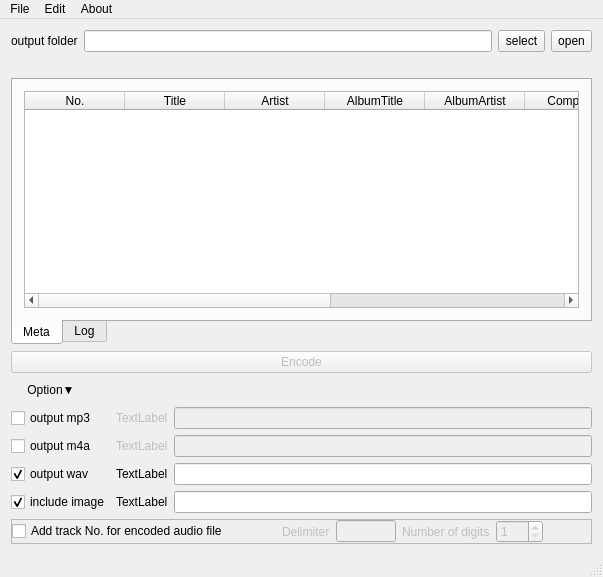
First picture: the form in MainWindow.ui, repository MUkoutyan/EncodeUtility, before the edit.
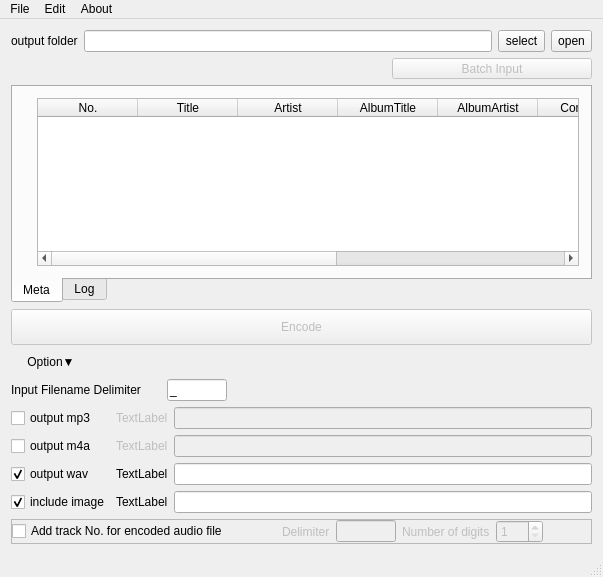
Second picture: the form after the edit.

Diff of the .ui file:
```diff
--- a/MainWindow.ui
+++ b/MainWindow.ui
@@ -21,8 +21,225 @@
   </property>
   <widget class="QWidget" name="centralWidget">
    <layout class="QGridLayout" name="gridLayout">
-    <item row="8" column="0">
-     <widget class="QFrame" name="frame">
+    <item row="7" column="0">
+     <layout class="QHBoxLayout" name="option_inputDelimt">
+      <item>
+       <widget class="QLabel" name="label_4">
+        <property name="minimumSize">
+         <size>
+          <width>150</width>
+          <height>0</height>
+         </size>
+        </property>
+        <property name="text">
+         <string>Input Filename Delimiter</string>
+        </property>
+       </widget>
+      </item>
+      <item>
+       <widget class="QLineEdit" name="filenameDelimiter">
+        <property name="minimumSize">
+         <size>
+          <width>32</width>
+          <height>0</height>
+         </size>
+        </property>
+        <property name="maximumSize">
+         <size>
+          <width>60</width>
+          <height>16777215</height>
+         </size>
+        </property>
+        <property name="text">
+         <string>_</string>
+        </property>
+        <property name="maxLength">
+         <number>4</number>
+        </property>
+       </widget>
+      </item>
+      <item>
+       <spacer name="horizontalSpacer_4">
+        <property name="orientation">
+         <enum>Qt::Horizontal</enum>
+        </property>
+        <property name="sizeHint" stdset="0">
+         <size>
+          <width>40</width>
+          <height>20</height>
+         </size>
+        </property>
+       </spacer>
+      </item>
+     </layout>
+    </item>
+    <item row="5" column="0">
+     <layout class="QHBoxLayout" name="option_buttonArea">
+      <item>
+       <widget class="QPushButton" name="expandOption">
+        <property name="autoFillBackground">
+         <bool>false</bool>
+        </property>
+        <property name="styleSheet">
+         <string notr="true">border-bottom-color: #eee;</string>
+        </property>
+        <property name="text">
+         <string>Option▼</string>
+        </property>
+        <property name="autoDefault">
+         <bool>false</bool>
+        </property>
+        <property name="default">
+         <bool>false</bool>
+        </property>
+        <property name="flat">
+         <bool>true</bool>
+        </property>
+       </widget>
+      </item>
+      <item>
+       <spacer name="horizontalSpacer">
+        <property name="orientation">
+         <enum>Qt::Horizontal</enum>
+        </property>
+        <property name="sizeHint" stdset="0">
+         <size>
+          <width>40</width>
+          <height>20</height>
+         </size>
+        </property>
+       </spacer>
+      </item>
+     </layout>
+    </item>
+    <item row="4" column="0">
+     <widget class="QPushButton" name="encodeButton">
+      <property name="enabled">
+       <bool>false</bool>
+      </property>
+      <property name="sizePolicy">
+       <sizepolicy hsizetype="Expanding" vsizetype="Fixed">
+        <horstretch>0</horstretch>
+        <verstretch>0</verstretch>
+       </sizepolicy>
+      </property>
+      <property name="minimumSize">
+       <size>
+        <width>0</width>
+        <height>36</height>
+       </size>
+      </property>
+      <property name="maximumSize">
+       <size>
+        <width>16777215</width>
+        <height>16777215</height>
+       </size>
+      </property>
+      <property name="text">
+       <string>Encode</string>
+      </property>
+     </widget>
+    </item>
+    <item row="10" column="0">
+     <layout class="QGridLayout" name="option_output">
+      <item row="11" column="0">
+       <widget class="QCheckBox" name="includeImage">
+        <property name="text">
+         <string>include image</string>
+        </property>
+        <property name="checked">
+         <bool>true</bool>
+        </property>
+       </widget>
+      </item>
+      <item row="5" column="2">
+       <widget class="QLineEdit" name="mp3OutputPath">
+        <property name="enabled">
+         <bool>false</bool>
+        </property>
+       </widget>
+      </item>
+      <item row="8" column="1">
+       <widget class="QLabel" name="baseFolder2">
+        <property name="enabled">
+         <bool>false</bool>
+        </property>
+        <property name="text">
+         <string>TextLabel</string>
+        </property>
+       </widget>
+      </item>
+      <item row="10" column="1">
+       <widget class="QLabel" name="baseFolder3">
+        <property name="text">
+         <string>TextLabel</string>
+        </property>
+       </widget>
+      </item>
+      <item row="5" column="1">
+       <widget class="QLabel" name="baseFolder1">
+        <property name="enabled">
+         <bool>false</bool>
+        </property>
+        <property name="text">
+         <string>TextLabel</string>
+        </property>
+       </widget>
+      </item>
+      <item row="11" column="2">
+       <widget class="QLineEdit" name="imageOutputPath"/>
+      </item>
+      <item row="10" column="0">
+       <widget class="QCheckBox" name="outputWav">
+        <property name="text">
+         <string>output wav</string>
+        </property>
+        <property name="checked">
+         <bool>true</bool>
+        </property>
+       </widget>
+      </item>
+      <item row="8" column="2">
+       <widget class="QLineEdit" name="m4aOutputPath">
+        <property name="enabled">
+         <bool>false</bool>
+        </property>
+       </widget>
+      </item>
+      <item row="10" column="2">
+       <widget class="QLineEdit" name="wavOutputPath"/>
+      </item>
+      <item row="5" column="0">
+       <widget class="QCheckBox" name="outputMp3">
+        <property name="text">
+         <string>output mp3</string>
+        </property>
+        <property name="checked">
+         <bool>false</bool>
+        </property>
+       </widget>
+      </item>
+      <item row="11" column="1">
+       <widget class="QLabel" name="baseFolder4">
+        <property name="text">
+         <string>TextLabel</string>
+        </property>
+       </widget>
+      </item>
+      <item row="8" column="0">
+       <widget class="QCheckBox" name="outputM4a">
+        <property name="text">
+         <string>output m4a</string>
+        </property>
+        <property name="checked">
+         <bool>false</bool>
+        </property>
+       </widget>
+      </item>
+     </layout>
+    </item>
+    <item row="11" column="0">
+     <widget class="QFrame" name="option_addTrackNo">
       <property name="enabled">
        <bool>true</bool>
       </property>
@@ -139,104 +356,6 @@
       </layout>
      </widget>
     </item>
-    <item row="3" column="0">
-     <widget class="QTabWidget" name="tabWidget">
-      <property name="tabPosition">
-       <enum>QTabWidget::South</enum>
-      </property>
-      <property name="tabShape">
-       <enum>QTabWidget::Rounded</enum>
-      </property>
-      <property name="currentIndex">
-       <number>0</number>
-      </property>
-      <property name="elideMode">
-       <enum>Qt::ElideNone</enum>
-      </property>
-      <widget class="QWidget" name="tab">
-       <attribute name="title">
-        <string>Meta</string>
-       </attribute>
-       <layout class="QGridLayout" name="gridLayout_3">
-        <item row="0" column="0">
-         <widget class="QTableWidget" name="tableWidget">
-          <property name="dragDropMode">
-           <enum>QAbstractItemView::DragOnly</enum>
-          </property>
-          <property name="alternatingRowColors">
-           <bool>true</bool>
-          </property>
-          <attribute name="horizontalHeaderStretchLastSection">
-           <bool>true</bool>
-          </attribute>
-          <attribute name="verticalHeaderVisible">
-           <bool>false</bool>
-          </attribute>
-          <column>
-           <property name="text">
-            <string>No.</string>
-           </property>
-          </column>
-          <column>
-           <property name="text">
-            <string>Title</string>
-           </property>
-          </column>
-          <column>
-           <property name="text">
-            <string>Artist</string>
-           </property>
-          </column>
-          <column>
-           <property name="text">
-            <string>AlbumTitle</string>
-           </property>
-          </column>
-          <column>
-           <property name="text">
-            <string>AlbumArtist</string>
-           </property>
-          </column>
-          <column>
-           <property name="text">
-            <string>Composer</string>
-           </property>
-          </column>
-          <column>
-           <property name="text">
-            <string>Group</string>
-           </property>
-          </column>
-          <column>
-           <property name="text">
-            <string>Genre</string>
-           </property>
-          </column>
-          <column>
-           <property name="text">
-            <string>Year</string>
-           </property>
-          </column>
-         </widget>
-        </item>
-       </layout>
-      </widget>
-      <widget class="QWidget" name="tab_2">
-       <attribute name="title">
-        <string>Log</string>
-       </attribute>
-       <layout class="QGridLayout" name="gridLayout_2">
-        <item row="0" column="0">
-         <widget class="QPlainTextEdit" name="logWidget">
-          <property name="readOnly">
-           <bool>true</bool>
-          </property>
-         </widget>
-        </item>
-       </layout>
-      </widget>
-     </widget>
-    </item>
     <item row="0" column="0">
      <layout class="QVBoxLayout" name="verticalLayout">
       <item>
@@ -293,32 +412,10 @@
       </item>
      </layout>
     </item>
-    <item row="5" column="0">
-     <layout class="QHBoxLayout" name="horizontalLayout_2">
+    <item row="1" column="0">
+     <layout class="QHBoxLayout" name="horizontalLayout_5">
       <item>
-       <widget class="QPushButton" name="expandOption">
-        <property name="autoFillBackground">
-         <bool>false</bool>
-        </property>
-        <property name="styleSheet">
-         <string notr="true">border-bottom-color: #eee;</string>
-        </property>
-        <property name="text">
-         <string>Option▼</string>
-        </property>
-        <property name="autoDefault">
-         <bool>false</bool>
-        </property>
-        <property name="default">
-         <bool>false</bool>
-        </property>
-        <property name="flat">
-         <bool>true</bool>
-        </property>
-       </widget>
-      </item>
-      <item>
-       <spacer name="horizontalSpacer">
+       <spacer name="horizontalSpacer_5">
         <property name="orientation">
          <enum>Qt::Horizontal</enum>
         </property>
@@ -330,147 +427,157 @@
         </property>
        </spacer>
       </item>
+      <item>
+       <widget class="QToolButton" name="batchInputButton">
+        <property name="enabled">
+         <bool>false</bool>
+        </property>
+        <property name="sizePolicy">
+         <sizepolicy hsizetype="Expanding" vsizetype="Fixed">
+          <horstretch>0</horstretch>
+          <verstretch>0</verstretch>
+         </sizepolicy>
+        </property>
+        <property name="maximumSize">
+         <size>
+          <width>200</width>
+          <height>16777215</height>
+         </size>
+        </property>
+        <property name="text">
+         <string>Batch Input</string>
+        </property>
+        <property name="checkable">
+         <bool>true</bool>
+        </property>
+        <property name="toolButtonStyle">
+         <enum>Qt::ToolButtonTextOnly</enum>
+        </property>
+       </widget>
+      </item>
      </layout>
     </item>
     <item row="2" column="0">
-     <widget class="QLabel" name="artwork">
-      <property name="sizePolicy">
-       <sizepolicy hsizetype="Fixed" vsizetype="Fixed">
-        <horstretch>0</horstretch>
-        <verstretch>0</verstretch>
-       </sizepolicy>
-      </property>
-      <property name="maximumSize">
-       <size>
-        <width>256</width>
-        <height>128</height>
-       </size>
-      </property>
-      <property name="text">
-       <string/>
-      </property>
-     </widget>
-    </item>
-    <item row="7" column="0">
-     <layout class="QGridLayout" name="gridLayout_4">
-      <item row="11" column="0">
-       <widget class="QCheckBox" name="includeImage">
-        <property name="text">
-         <string>include image</string>
+     <layout class="QHBoxLayout" name="tableArea">
+      <item>
+       <widget class="QTabWidget" name="tabWidget">
+        <property name="tabPosition">
+         <enum>QTabWidget::South</enum>
         </property>
-        <property name="checked">
-         <bool>true</bool>
+        <property name="tabShape">
+         <enum>QTabWidget::Rounded</enum>
         </property>
-       </widget>
-      </item>
-      <item row="5" column="2">
-       <widget class="QLineEdit" name="mp3OutputPath">
-        <property name="enabled">
-         <bool>false</bool>
+        <property name="currentIndex">
+         <number>0</number>
         </property>
-       </widget>
-      </item>
-      <item row="8" column="1">
-       <widget class="QLabel" name="baseFolder2">
-        <property name="enabled">
-         <bool>false</bool>
+        <property name="elideMode">
+         <enum>Qt::ElideNone</enum>
         </property>
-        <property name="text">
-         <string>TextLabel</string>
-        </property>
-       </widget>
-      </item>
-      <item row="10" column="1">
-       <widget class="QLabel" name="baseFolder3">
-        <property name="text">
-         <string>TextLabel</string>
-        </property>
-       </widget>
-      </item>
-      <item row="5" column="1">
-       <widget class="QLabel" name="baseFolder1">
-        <property name="enabled">
-         <bool>false</bool>
-        </property>
-        <property name="text">
-         <string>TextLabel</string>
-        </property>
-       </widget>
-      </item>
-      <item row="11" column="2">
-       <widget class="QLineEdit" name="imageOutputPath"/>
-      </item>
-      <item row="10" column="0">
-       <widget class="QCheckBox" name="outputWav">
-        <property name="text">
-         <string>output wav</string>
-        </property>
-        <property name="checked">
-         <bool>true</bool>
-        </property>
-       </widget>
-      </item>
-      <item row="8" column="2">
-       <widget class="QLineEdit" name="m4aOutputPath">
-        <property name="enabled">
-         <bool>false</bool>
-        </property>
-       </widget>
-      </item>
-      <item row="10" column="2">
-       <widget class="QLineEdit" name="wavOutputPath"/>
-      </item>
-      <item row="5" column="0">
-       <widget class="QCheckBox" name="outputMp3">
-        <property name="text">
-         <string>output mp3</string>
-        </property>
-        <property name="checked">
-         <bool>false</bool>
-        </property>
-       </widget>
-      </item>
-      <item row="11" column="1">
-       <widget class="QLabel" name="baseFolder4">
-        <property name="text">
-         <string>TextLabel</string>
-        </property>
-       </widget>
-      </item>
-      <item row="8" column="0">
-       <widget class="QCheckBox" name="outputM4a">
-        <property name="text">
-         <string>output m4a</string>
-        </property>
-        <property name="checked">
-         <bool>false</bool>
-        </property>
+        <widget class="QWidget" name="metaTab">
+         <attribute name="title">
+          <string>Meta</string>
+         </attribute>
+         <layout class="QGridLayout" name="gridLayout_3" columnstretch="0,1">
+          <item row="0" column="1">
+           <widget class="QTableWidget" name="tableWidget">
+            <property name="dragDropMode">
+             <enum>QAbstractItemView::DragOnly</enum>
+            </property>
+            <property name="alternatingRowColors">
+             <bool>true</bool>
+            </property>
+            <attribute name="horizontalHeaderStretchLastSection">
+             <bool>true</bool>
+            </attribute>
+            <attribute name="verticalHeaderVisible">
+             <bool>false</bool>
+            </attribute>
+            <column>
+             <property name="text">
+              <string>No.</string>
+             </property>
+            </column>
+            <column>
+             <property name="text">
+              <string>Title</string>
+             </property>
+            </column>
+            <column>
+             <property name="text">
+              <string>Artist</string>
+             </property>
+            </column>
+            <column>
+             <property name="text">
+              <string>AlbumTitle</string>
+             </property>
+            </column>
+            <column>
+             <property name="text">
+              <string>AlbumArtist</string>
+             </property>
+            </column>
+            <column>
+             <property name="text">
+              <string>Composer</string>
+             </property>
+            </column>
+            <column>
+             <property name="text">
+              <string>Group</string>
+             </property>
+            </column>
+            <column>
+             <property name="text">
+              <string>Genre</string>
+             </property>
+            </column>
+            <column>
+             <property name="text">
+              <string>Year</string>
+             </property>
+            </column>
+           </widget>
+          </item>
+          <item row="0" column="0">
+           <widget class="QLabel" name="artwork">
+            <property name="sizePolicy">
+             <sizepolicy hsizetype="Fixed" vsizetype="Fixed">
+              <horstretch>0</horstretch>
+              <verstretch>0</verstretch>
+             </sizepolicy>
+            </property>
+            <property name="maximumSize">
+             <size>
+              <width>256</width>
+              <height>128</height>
+             </size>
+            </property>
+            <property name="text">
+             <string/>
+            </property>
+           </widget>
+          </item>
+         </layout>
+        </widget>
+        <widget class="QWidget" name="tab_2">
+         <attribute name="title">
+          <string>Log</string>
+         </attribute>
+         <layout class="QGridLayout" name="gridLayout_2">
+          <item row="0" column="0">
+           <widget class="QPlainTextEdit" name="logWidget">
+            <property name="readOnly">
+             <bool>true</bool>
+            </property>
+           </widget>
+          </item>
+         </layout>
+        </widget>
        </widget>
       </item>
      </layout>
     </item>
-    <item row="4" column="0">
-     <widget class="QPushButton" name="encodeButton">
-      <property name="enabled">
-       <bool>false</bool>
-      </property>
-      <property name="sizePolicy">
-       <sizepolicy hsizetype="Expanding" vsizetype="Fixed">
-        <horstretch>0</horstretch>
-        <verstretch>0</verstretch>
-       </sizepolicy>
-      </property>
-      <property name="maximumSize">
-       <size>
-        <width>16777215</width>
-        <height>16777215</height>
-       </size>
-      </property>
-      <property name="text">
-       <string>Encode</string>
-      </property>
-     </widget>
-    </item>
    </layout>
   </widget>
   <widget class="QMenuBar" name="menuBar">
@@ -479,7 +586,7 @@
      <x>0</x>
      <y>0</y>
      <width>603</width>
-     <height>23</height>
+     <height>21</height>
     </rect>
    </property>
    <widget class="QMenu" name="menuEdit">
```
Left out of the diff: 1 changed line with no effect on the pictures.
